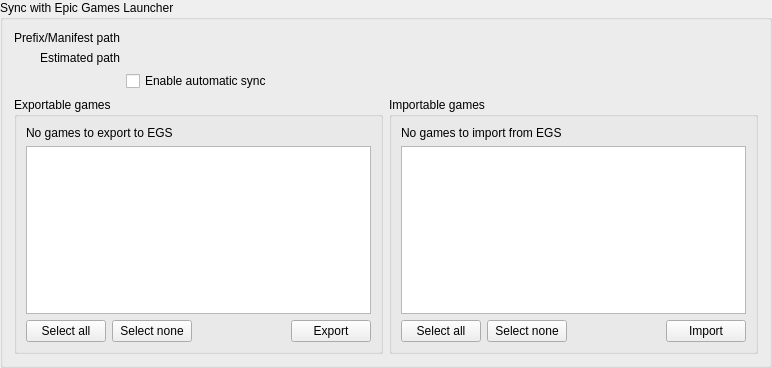
Qt form rare/ui/components/tabs/games/import_sync/egl_sync_widget.ui (RareDevs/Rare) before a commit.
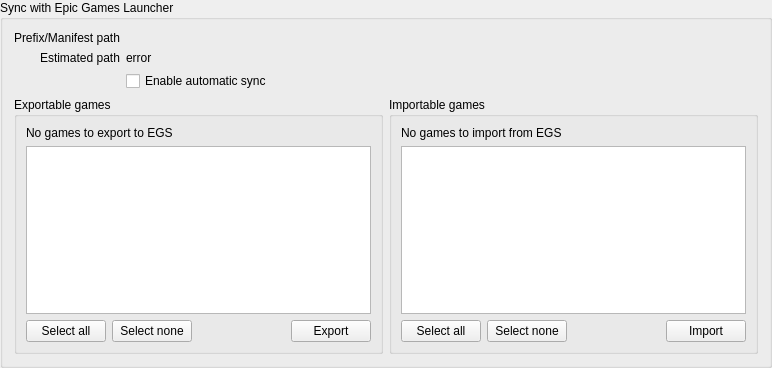
The same form after that commit.

Commit message: Check egl_path_edt for proper folder path Make estimated text selectable

Diff of the .ui file:
```diff
--- a/rare/ui/components/tabs/games/import_sync/egl_sync_widget.ui
+++ b/rare/ui/components/tabs/games/import_sync/egl_sync_widget.ui
@@ -46,7 +46,10 @@
    <item row="1" column="1">
     <widget class="QLabel" name="egl_path_info">
      <property name="text">
-      <string notr="true"/>
+      <string notr="true">error</string>
+     </property>
+     <property name="textInteractionFlags">
+      <set>Qt::LinksAccessibleByMouse|Qt::TextSelectableByMouse</set>
      </property>
     </widget>
    </item>
```
Left out of the diff: 6 changed lines with no effect on the pictures. The commit also changes 2 other files.
